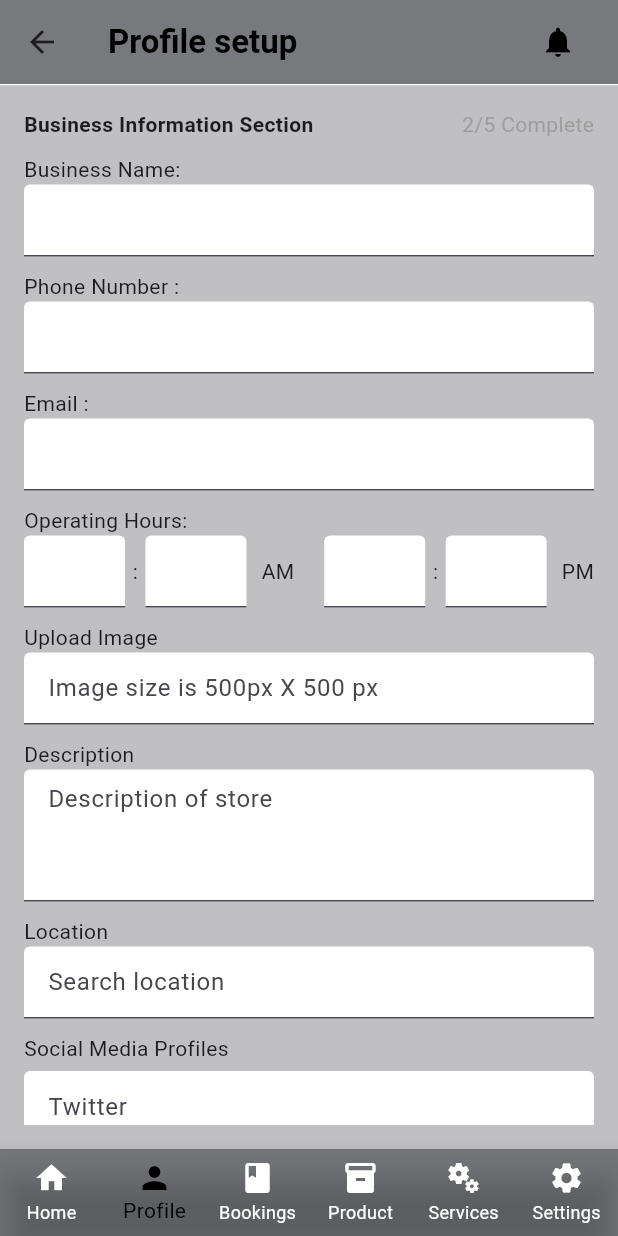
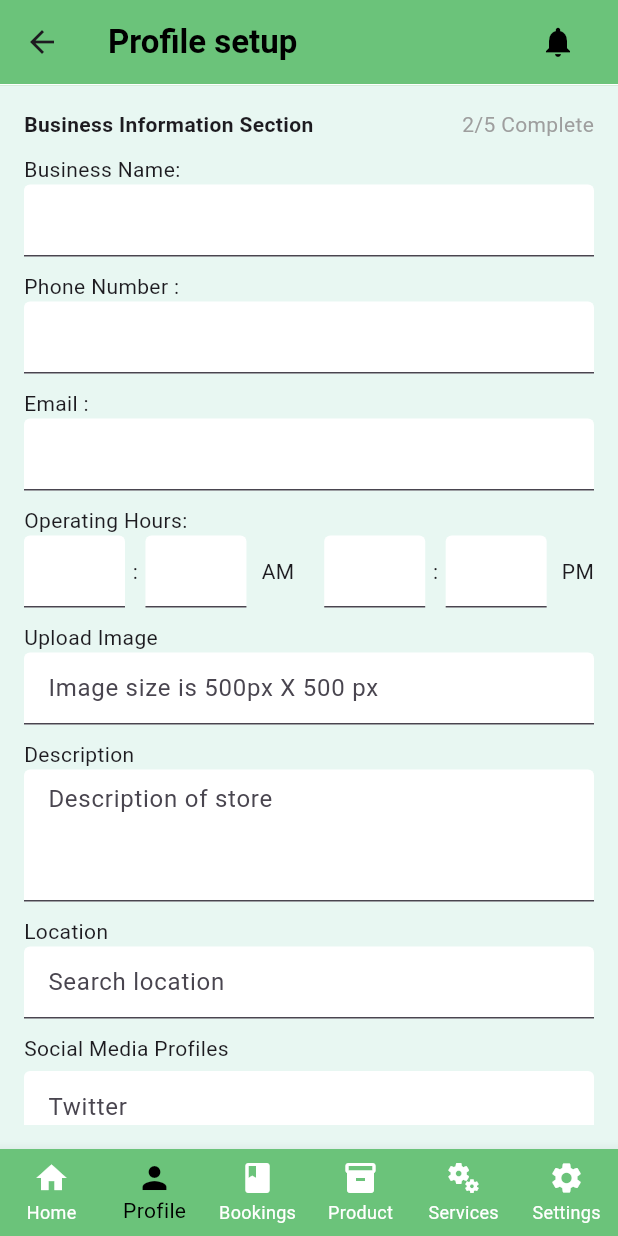
Before and after one commit to mekala-111/go_med, a Flutter app: the screen it shows after launch, item 2 of the bottom bar chosen, after a tap on the "settings" icon, on a phone screen of 412 x 824 dp. Run offline on Flutter 3.47's test engine with Material 3 defaults, Android fonts, the light colour scheme and no system bars; our stand-ins replace firebase_auth, firebase_core, flutter_riverpod, shared_preferences; accounts and stored records are empty.

Commit message:
NEW UPDATE 1

```diff
--- a/lib/screens/Bookings.dart
+++ b/lib/screens/Bookings.dart
@@ -18,14 +18,14 @@ class BookingsPage extends StatelessWidget {
         return false; // Prevent default back navigation
       },
       child: Scaffold(
-         backgroundColor: const Color(0xFFC0C0C2),
+         backgroundColor:  const Color(0xFFE8F7F2),
         appBar: AppBar(
           title: const Text("Bookings",
           style: TextStyle(color: Colors.white,
 
           ),
           ),
-          backgroundColor: const Color(0x802E3236),
+          backgroundColor: const Color(0xFF6BC37A),
           actions: [
             IconButton(
               icon: const Icon(Icons.notifications),
--- a/lib/screens/BottomNavBar.dart
+++ b/lib/screens/BottomNavBar.dart
@@ -49,7 +49,7 @@ class BottomNavBar extends StatelessWidget {
   Widget build(BuildContext context) {
     return BottomNavigationBar(
       currentIndex: currentIndex,
-      backgroundColor: const Color(0x802E3236),
+      backgroundColor: const Color(0xFF6BC37A),
       type: BottomNavigationBarType.fixed,
       selectedItemColor: Colors.black,
       unselectedItemColor: Colors.white,
--- a/lib/screens/Profile.dart
+++ b/lib/screens/Profile.dart
@@ -19,16 +19,16 @@ class ProfilePage extends StatelessWidget {
       },
       child:
     Scaffold(
-      backgroundColor: const Color(0xFFF4F4F9), // Light background color
+      backgroundColor:  const Color(0xFFE8F7F2), // Light background color
       appBar: AppBar(
-        backgroundColor: const Color(0x802E3236), // App bar color
+        backgroundColor: const Color(0xFF6BC37A), // App bar color
         elevation: 0,
         title: Row(
           children: [
-            const Text("Profile", style: TextStyle(color: Colors.black, fontWeight: FontWeight.bold)),
+            const Text("Profile", style: TextStyle(color: Colors.white, fontWeight: FontWeight.bold)),
             const Spacer(),
             IconButton(
-              icon: const Icon(Icons.notifications, color: Colors.black),
+              icon: const Icon(Icons.notifications, color: Colors.white),
               onPressed: () {},
             ),
           ],
--- a/lib/screens/Profile_setup.dart
+++ b/lib/screens/Profile_setup.dart
@@ -7,9 +7,9 @@ class ProfileSetupPage extends StatelessWidget {
   @override
   Widget build(BuildContext context) {
     return Scaffold(
-      backgroundColor: const Color(0xFFC0C0C2),
+      backgroundColor:  const Color(0xFFE8F7F2),
       appBar: AppBar(
-        backgroundColor: const Color(0x802E3236),
+        backgroundColor: const Color(0xFF6BC37A),
         elevation: 0,
         title: Row(
           children: [
--- a/lib/screens/Services.dart
+++ b/lib/screens/Services.dart
@@ -18,10 +18,10 @@ class ServicesPage extends StatelessWidget {
         return false; // Prevent default back navigation
       },
       child: Scaffold(
-        backgroundColor: const Color(0xFFC0C0C2),
+        backgroundColor:  const Color(0xFFE8F7F2),
         appBar: AppBar(
           title: const Text("Services"),
-          backgroundColor: const Color(0x802E3236),
+          backgroundColor: const Color(0xFF6BC37A),
           actions: [
             IconButton(
               icon: const Icon(Icons.notifications),
--- a/lib/screens/dashboard.dart
+++ b/lib/screens/dashboard.dart
@@ -3,7 +3,6 @@ import 'package:go_med/screens/Bookings.dart';
 import 'package:go_med/screens/BottomNavBar.dart';
 import 'package:go_med/screens/Services.dart';
 import 'package:go_med/screens/products_scrren.dart';
-
 
 class DashboardPage extends StatelessWidget {
   const DashboardPage({super.key});
@@ -11,22 +10,33 @@ class DashboardPage extends StatelessWidget {
   @override
   Widget build(BuildContext context) {
     return Scaffold(
-      backgroundColor: const Color(0xFFC0C0C2), // Background color
+      backgroundColor: const Color(0xFFE8F7F2), // Background color
       appBar: AppBar(
-        backgroundColor: const Color(0x802E3236),
+        backgroundColor: const Color(0xFF6BC37A), // Green color from the screenshot
+
         elevation: 0,
         title: Row(
+          mainAxisAlignment: MainAxisAlignment.spaceBetween,
           children: [
-            const CircleAvatar(
-              backgroundImage: AssetImage("images/logo.png"),
-              radius: 24,
+            // Logo with white background and rounded corners
+            Container(
+              padding: const EdgeInsets.all(8.0), // Padding for the white background
+              decoration: BoxDecoration(
+                color: Colors.white,  // White background for the logo
+                borderRadius: BorderRadius.circular(10), // Rounded corners
+              ),
+              child: SizedBox(
+                width: 90,  // Adjust width of the logo
+                height: 30,  // Adjust height of the logo
+                child: Image.asset(
+                  "images/logo.jpg", // Your logo path here
+                  fit: BoxFit.contain, // Ensures logo fits properly
+                ),
+              ),
             ),
-            const Spacer(),
-            const Text("Status : ", style: TextStyle(color: Colors.black)),
-            const Text("Active", style: TextStyle(color: Colors.green)),
-            const Spacer(),
+            // Status and notification section
             IconButton(
-              icon: const Icon(Icons.notifications, color: Colors.black),
+              icon: const Icon(Icons.notifications, color: Colors.black),  // Notification icon
               onPressed: () {},
             ),
           ],
@@ -34,16 +44,25 @@ class DashboardPage extends StatelessWidget {
         bottom: PreferredSize(
           preferredSize: const Size.fromHeight(1.0),
           child: Container(
-            color: const Color(0x802E3236), // Background color
-            height: 1.0, // Adding height for the border
+            color: const Color(0xFF6ACF73), // Green color for the border at the bottom
+            height: 1.0, // Border height
           ),
         ),
       ),
       body: const Padding(
-        padding: EdgeInsets.all(16.0),
+        padding: EdgeInsets.all(8.0),
         child: Column(
           crossAxisAlignment: CrossAxisAlignment.start,
           children: [
+            Row(
+              mainAxisAlignment: MainAxisAlignment.end,
+              children: [
+                Text("Status: ", style: TextStyle(color: Colors.black,fontSize: 16,fontWeight: FontWeight.bold)),
+                Text("Active", style: TextStyle(color: Colors.green,fontSize: 16,fontWeight: FontWeight.w600)),
+                SizedBox(width: 10),
+              ],
+            ),
+            SizedBox(height: 20),
             DashboardButtonRow(),
             SizedBox(height: 20),
             SearchField(),
@@ -58,7 +77,7 @@ class DashboardPage extends StatelessWidget {
           ],
         ),
       ),
-      bottomNavigationBar: const BottomNavBar(currentIndex: 0,),
+      bottomNavigationBar: const BottomNavBar(currentIndex: 0),
     );
   }
 }
@@ -71,22 +90,23 @@ class DashboardButtonRow extends StatelessWidget {
     return Row(
       mainAxisAlignment: MainAxisAlignment.spaceBetween,
       children: [
-        DashboardButton(label: "Manage\nServices",
-        onTap: () {
+        DashboardButton(
+          label: "Manage\nServices",
+          onTap: () {
             Navigator.push(
               context,
               MaterialPageRoute(builder: (context) => const ServicesPage()),
             );
           },
         ),
-         DashboardButton(label: "Restock\nProducts",
-        onTap: () {
+        DashboardButton(
+          label: "Restock\nProducts",
+          onTap: () {
             Navigator.push(
               context,
               MaterialPageRoute(builder: (context) => const ProductScreen()),
             );
           },
-
         ),
         DashboardButton(
           label: "View\nBookings",
@@ -116,12 +136,12 @@ class DashboardButton extends StatelessWidget {
       child: Container(
         padding: const EdgeInsets.symmetric(horizontal: 16, vertical: 12),
         decoration: BoxDecoration(
-          color: const Color(0x801BA4CA),
-          borderRadius: BorderRadius.circular(8),
+          color: const Color(0xFF0E7AAB),
+          borderRadius: BorderRadius.circular(12),
         ),
         child: Text(label,
             textAlign: TextAlign.center,
-            style: const TextStyle(fontWeight: FontWeight.bold)),
+            style: const TextStyle(fontWeight: FontWeight.bold,color: Color(0xFFFFFFFF))),
       ),
     );
   }
@@ -138,7 +158,7 @@ class SearchField extends StatelessWidget {
         prefixIcon: Icon(Icons.search),
         border: OutlineInputBorder(),
         filled: true,
-        fillColor: Color(0xFFC0C0C2),
+        fillColor: Color(0xFFFFFFFF),
       ),
     );
   }
@@ -168,20 +188,17 @@ class NotificationsContainer extends StatelessWidget {
     return Container(
       padding: const EdgeInsets.all(16),
       decoration: BoxDecoration(
-        color: const Color(0x801BA4CA),
+        color: const Color(0x80C4E4F7),  // Background color from the screenshot
         borderRadius: BorderRadius.circular(8),
       ),
       child: const Column(
         crossAxisAlignment: CrossAxisAlignment.stretch,
         children: [
-          Text("You have 3 new bookings for tomorrow.",
-              style: TextStyle(fontWeight: FontWeight.bold)),
+          Text("You have 3 new bookings for tomorrow.", style: TextStyle(fontWeight: FontWeight.bold)),
           SizedBox(height: 5),
-          Text("Inventory low: 2 products need restocking",
-              style: TextStyle(fontWeight: FontWeight.bold)),
+          Text("Inventory low: 2 products need restocking", style: TextStyle(fontWeight: FontWeight.bold)),
           SizedBox(height: 5),
-          Text("Verification pending: Complete your profile to get verified.",
-              style: TextStyle(fontWeight: FontWeight.bold)),
+          Text("Verification pending: Complete your profile to get verified.", style: TextStyle(fontWeight: FontWeight.bold)),
         ],
       ),
     );
--- a/lib/screens/services_edit.dart
+++ b/lib/screens/services_edit.dart
@@ -36,9 +36,9 @@ class _ServicesPageEditState extends State<ServicesPageEdit> {
   @override
   Widget build(BuildContext context) {
     return Scaffold(
-      backgroundColor: const Color(0xFFC0C0C2),
+      backgroundColor:  const Color(0xFFE8F7F2),
       appBar: AppBar(
-        backgroundColor: const Color(0x802E3236),
+        backgroundColor: const Color(0xFF6BC37A),
         title: const Text("Services"),
         leading: const Icon(Icons.arrow_back),
         actions: const [
--- a/lib/screens/settings.dart
+++ b/lib/screens/settings.dart
@@ -23,9 +23,9 @@ class SettingsPage extends ConsumerWidget {
         return false; // Prevent default back navigation
       },
       child: Scaffold(
-        backgroundColor: const Color(0xFFC0C0C2),
+        backgroundColor:  const Color(0xFFE8F7F2),
         appBar: AppBar(
-          backgroundColor: const Color(0x802E3236),
+          backgroundColor: const Color(0xFF6BC37A),
           elevation: 0,
           leading: IconButton(
             icon: const Icon(Icons.arrow_back, color: Colors.black),
--- a/pubspec.yaml
+++ b/pubspec.yaml
@@ -67,7 +67,8 @@ flutter:
 
   # To add assets to your application, add an assets section, like this:
   assets:
-     - images/logo.png
+     - images/logo.jpg
+
   #   - images/a_dot_ham.jpeg
 
   # An image asset can refer to one or more resolution-specific "variants", see
```
Also changed, not shown: lib/screens/LoginPage.dart (+55 -18 lines), lib/screens/products_scrren.dart (+86 -20 lines), images/logo.png (deleted), pubspec.lock.
